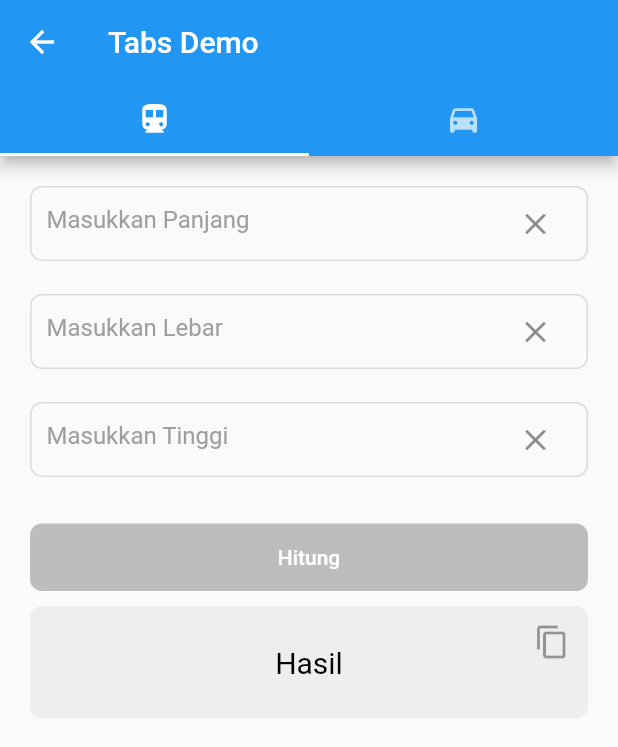
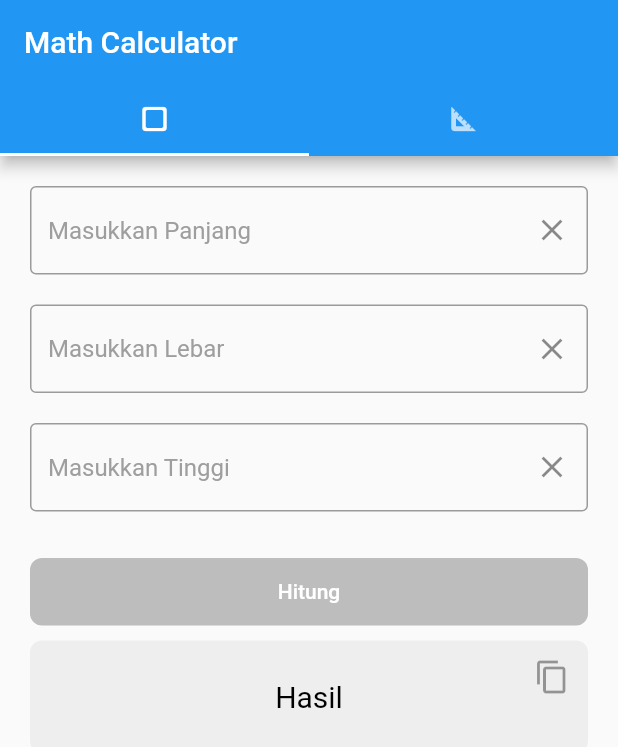
Before and after one commit to AdamAbd/Flutter-Mentoring-Batch-4-Level-Basic, a Flutter app: the TabBarPage screen opened directly, on a phone screen of 412 x 824 dp. Shown: the top 747 px of the screen. Run offline on Flutter 3.47's test engine with Material 2 defaults, Android fonts, the phone set to English and light mode, and no system bars; our stand-ins replace easy_rich_text, form_field_validator.

Commit message:
update final touch

```diff
--- a/lib/Screens/Pages/calculate_page.dart
+++ b/lib/Screens/Pages/calculate_page.dart
@@ -67,20 +67,9 @@ class _CalculatePageState extends State<CalculatePage> {
             child: Column(
               children: [
                 /// Bagian memasukkan panjang
-                Container(
-                  padding: const EdgeInsets.only(left: 10.0, right: 10.0),
-                  decoration: BoxDecoration(
-                    borderRadius: BorderRadius.all(Radius.circular(8.0)),
-                    border: Border.all(
-                      color: Colors.black12,
-                      width: 1,
-                    ),
-                  ),
-                  child: TextFormField(
+                TextFormField(
                   keyboardType: TextInputType.number,
-                    validator: (value) => value.length < 1
-                        ? 'Input panjang tidak boleh kosong'
-                        : null,
+                  validator: RequiredValidator(errorText: "Wajib"),
                   decoration: InputDecoration(
                     hintText: "Masukkan Panjang",
                     hintStyle: TextStyle(color: Colors.grey),
@@ -89,11 +78,7 @@ class _CalculatePageState extends State<CalculatePage> {
                       icon: Icon(Icons.clear),
                       onPressed: clearLength,
                     ),
-                      border: InputBorder.none,
-                      focusedBorder: InputBorder.none,
-                      enabledBorder: InputBorder.none,
-                      errorBorder: InputBorder.none,
-                      disabledBorder: InputBorder.none,
+                    border: OutlineInputBorder(),
                   ),
                   onChanged: (text) {
                     var rv = double.tryParse(text);
@@ -105,24 +90,12 @@ class _CalculatePageState extends State<CalculatePage> {
                   },
                   controller: fieldLength,
                 ),
-                ),
-                SizedBox(height: 22.0),
+                SizedBox(height: 20.0),
 
                 /// Bagian memasukkan lebar
-                Container(
-                  padding: const EdgeInsets.only(left: 10.0, right: 10.0),
-                  decoration: BoxDecoration(
-                    borderRadius: BorderRadius.all(Radius.circular(8.0)),
-                    border: Border.all(
-                      color: Colors.black12,
-                      width: 1,
-                    ),
-                  ),
-                  child: TextFormField(
+                TextFormField(
                   keyboardType: TextInputType.number,
-                    validator: (value) => value.length < 1
-                        ? 'Input lebar tidak boleh kosong'
-                        : null,
+                  validator: RequiredValidator(errorText: "Wajib"),
                   decoration: InputDecoration(
                     hintText: "Masukkan Lebar",
                     hintStyle: TextStyle(color: Colors.grey),
@@ -131,11 +104,7 @@ class _CalculatePageState extends State<CalculatePage> {
                       icon: Icon(Icons.clear),
                       onPressed: clearWidth,
                     ),
-                      border: InputBorder.none,
-                      focusedBorder: InputBorder.none,
-                      enabledBorder: InputBorder.none,
-                      errorBorder: InputBorder.none,
-                      disabledBorder: InputBorder.none,
+                    border: OutlineInputBorder(),
                   ),
                   onChanged: (text) {
                     var rv = double.tryParse(text);
@@ -147,20 +116,10 @@ class _CalculatePageState extends State<CalculatePage> {
                   },
                   controller: fieldWidth,
                 ),
-                ),
-                SizedBox(height: 22.0),
+                SizedBox(height: 20.0),
 
                 /// Bagian memasukkan tinggi
-                Container(
-                  padding: const EdgeInsets.only(left: 10.0, right: 10.0),
-                  decoration: BoxDecoration(
-                    borderRadius: BorderRadius.all(Radius.circular(8.0)),
-                    border: Border.all(
-                      color: Colors.black12,
-                      width: 1,
-                    ),
-                  ),
-                  child: TextField(
+                TextField(
                   keyboardType: TextInputType.number,
                   decoration: InputDecoration(
                     hintText: "Masukkan Tinggi",
@@ -170,11 +129,7 @@ class _CalculatePageState extends State<CalculatePage> {
                       icon: Icon(Icons.clear),
                       onPressed: clearHeight,
                     ),
-                      border: InputBorder.none,
-                      focusedBorder: InputBorder.none,
-                      enabledBorder: InputBorder.none,
-                      errorBorder: InputBorder.none,
-                      disabledBorder: InputBorder.none,
+                    border: OutlineInputBorder(),
                   ),
                   onChanged: (text) {
                     var rv = double.tryParse(text);
@@ -185,7 +140,6 @@ class _CalculatePageState extends State<CalculatePage> {
                     }
                   },
                   controller: fieldHeight,
-                  ),
                 ),
                 SizedBox(height: 31.0),
 
--- a/lib/Screens/Pages/tabBar_page.dart
+++ b/lib/Screens/Pages/tabBar_page.dart
@@ -7,13 +7,14 @@ class TabBarPage extends StatelessWidget {
       length: 2,
       child: Scaffold(
         appBar: AppBar(
+          automaticallyImplyLeading: false,
           bottom: TabBar(
             tabs: [
-              Tab(icon: Icon(Icons.directions_transit)),
-              Tab(icon: Icon(Icons.directions_car)),
+              Tab(icon: Icon(Icons.crop_square_rounded)),
+              Tab(icon: Icon(Icons.square_foot)),
             ],
           ),
-          title: Text('Tabs Demo'),
+          title: Text("Math Calculator"),
         ),
         body: TabBarView(
           children: [
```
Also changed, not shown: lib/Screens/Pages/convertion_page.dart (+13 -27 lines), lib/Screens/Pages/login_page.dart (+52 -70 lines), assets/images/foto_kuceng_rounded.jpg (added), 3 other files. Lines whose indentation alone changed are shown as unchanged.
